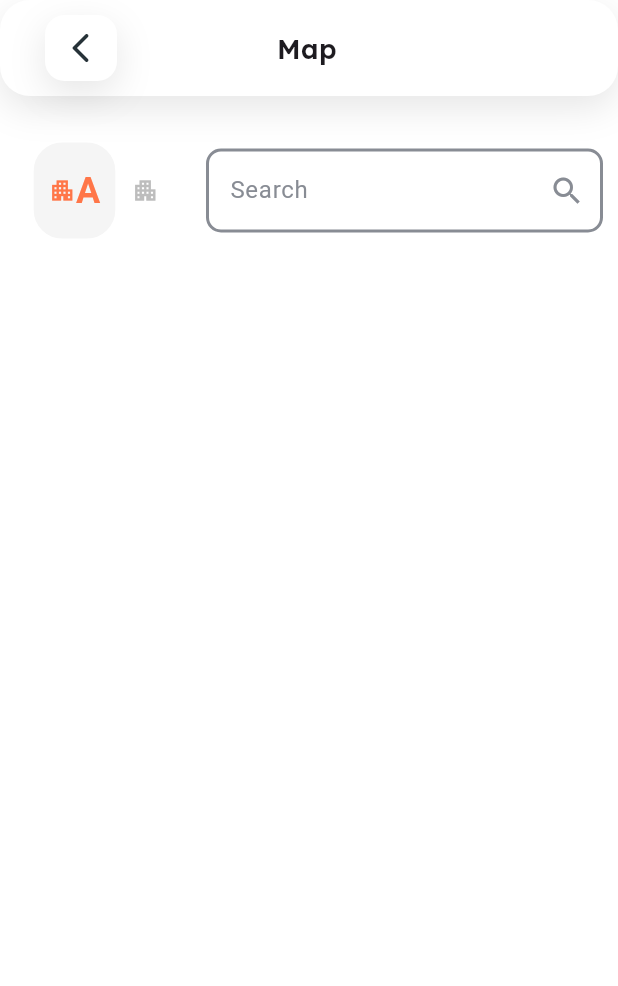
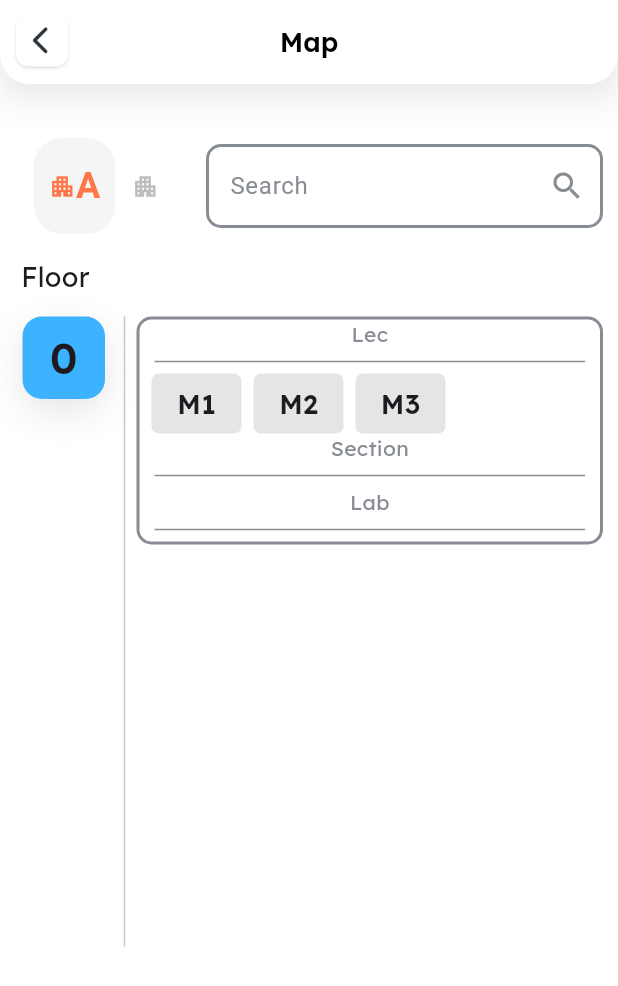
Before and after one commit to kyrolles/AIET_APP_Phase1, a Flutter app: the screen it shows after launch, on a phone screen of 412 x 824 dp. Shown: the top 986 px of the screen. Run offline on Flutter 3.47's test engine with Material 3 defaults, Android fonts, the phone set to English and light mode, and no system bars; drawn by our look-alikes of google_nav_bar; our stand-ins replace flutter_svg; project files that could hold a hidden picture were left out.

Commit message:
working on the map screen

```diff
--- /dev/null
+++ b/lib/components/building_a.dart
@@ -0,0 +1,148 @@
+import 'package:flutter/material.dart';
+import 'package:graduation_project/constants.dart';
+
+class BuildingA extends StatelessWidget {
+  const BuildingA({
+    super.key,
+  });
+
+  @override
+  Widget build(BuildContext context) {
+    return Column(
+      children: [
+        Row(
+          crossAxisAlignment: CrossAxisAlignment.start,
+          children: [
+            //the blue contianer
+            Container(
+              margin: const EdgeInsets.only(left: 15, right: 5),
+              height: 55,
+              width: 55,
+              decoration: BoxDecoration(
+                boxShadow: kShadow,
+                color: kPrimary,
+                borderRadius: BorderRadius.circular(13.0),
+              ),
+              child: const Center(
+                  child: Text(
+                '0',
+                style: kTextStyleNumber,
+              )),
+            ),
+            const SizedBox(
+              height: 420,
+              child: VerticalDivider(),
+            ),
+            //The big container with all the lec & sec & lab
+            Expanded(
+              child: Container(
+                margin: const EdgeInsets.only(right: 10),
+                decoration: BoxDecoration(
+                  color: Colors.white, // Background color of the container
+                  border: Border.all(
+                    color: kGrey, // Border color
+                    width: 2.0, // Border width
+                  ),
+                  borderRadius:
+                      BorderRadius.circular(10), // Optional: Rounded corners
+                ),
+                child: Column(
+                  children: [
+                    Text(
+                      'Lec',
+                      style: TextStyle(
+                        fontFamily: 'Lexend',
+                        // fontWeight: FontWeight.w600,
+                        fontSize: 14,
+                        color: kGrey,
+                      ),
+                    ),
+                    Divider(
+                      indent: 10,
+                      endIndent: 10,
+                      color: kGrey,
+                    ),
+                    Row(
+                      children: [
+                        Container(
+                          decoration: BoxDecoration(
+                              color: kMapColor,
+                              borderRadius: BorderRadius.circular(5)),
+                          margin: const EdgeInsets.only(left: 8),
+                          height: 40,
+                          width: 60,
+                          child: const Center(
+                            child: Text(
+                              'M1',
+                              style: kTextStyleBold,
+                            ),
+                          ),
+                        ),
+                        Container(
+                          decoration: BoxDecoration(
+                              color: kMapColor,
+                              borderRadius: BorderRadius.circular(5)),
+                          margin: const EdgeInsets.only(left: 8),
+                          height: 40,
+                          width: 60,
+                          child: const Center(
+                            child: Text(
+                              'M2',
+                              style: kTextStyleBold,
+                            ),
+                          ),
+                        ),
+                        Container(
+                          decoration: BoxDecoration(
+                              color: kMapColor,
+                              borderRadius: BorderRadius.circular(5)),
+                          margin: const EdgeInsets.only(left: 8),
+                          height: 40,
+                          width: 60,
+                          child: const Center(
+                            child: Text(
+                              'M3',
+                              style: kTextStyleBold,
+                            ),
+                          ),
+                        ),
+                      ],
+                    ),
+                    Text(
+                      'Section',
+                      style: TextStyle(
+                        fontFamily: 'Lexend',
+                        // fontWeight: FontWeight.w600,
+                        fontSize: 14,
+                        color: kGrey,
+                      ),
+                    ),
+                    Divider(
+                      indent: 10,
+                      endIndent: 10,
+                      color: kGrey,
+                    ),
+                    Text(
+                      'Lab',
+                      style: TextStyle(
+                        fontFamily: 'Lexend',
+                        // fontWeight: FontWeight.w600,
+                        fontSize: 14,
+                        color: kGrey,
+                      ),
+                    ),
+                    Divider(
+                      indent: 10,
+                      endIndent: 10,
+                      color: kGrey,
+                    ),
+                  ],
+                ),
+              ),
+            )
+          ],
+        ),
+      ],
+    );
+  }
+}
--- /dev/null
+++ b/lib/components/building_b.dart
@@ -0,0 +1,16 @@
+import 'package:flutter/material.dart';
+
+class BuildingB extends StatelessWidget {
+  const BuildingB({
+    super.key,
+  });
+
+  @override
+  Widget build(BuildContext context) {
+    return Container(
+      height: 50,
+      color: Colors.red,
+      child: const Text('Building B'),
+    );
+  }
+}
--- /dev/null
+++ b/lib/components/building_selection.dart
@@ -0,0 +1,40 @@
+import 'package:flutter/material.dart';
+import 'package:google_nav_bar/google_nav_bar.dart';
+
+class BuildingSelection extends StatelessWidget {
+  final void Function(int)? onTabChange;
+  const BuildingSelection({super.key, required this.onTabChange});
+
+  @override
+  Widget build(BuildContext context) {
+    return GNav(
+      padding: const EdgeInsets.symmetric(horizontal: 10.0, vertical: 15.0),
+      iconSize: 18,
+      color: Colors.grey[400], // unselected icon color
+      activeColor: const Color(0XFFFF7648), // selected icon and text color
+      tabActiveBorder: Border.all(color: Colors.white),
+      tabBackgroundColor: Colors.grey.shade100,
+      mainAxisAlignment: MainAxisAlignment.center,
+      tabBorderRadius: 20,
+      onTabChange: (value) => onTabChange!(value),
+      tabs: const [
+        GButton(
+          icon: Icons.apartment,
+          text: 'A',
+          textStyle: TextStyle(
+              fontWeight: FontWeight.bold,
+              fontSize: 24,
+              color: Color(0XFFFF7648)),
+        ),
+        GButton(
+          icon: Icons.apartment,
+          text: 'B',
+          textStyle: TextStyle(
+              fontWeight: FontWeight.bold,
+              fontSize: 24,
+              color: Color(0XFFFF7648)),
+        )
+      ],
+    );
+  }
+}
--- /dev/null
+++ b/lib/components/my_app_bar.dart
@@ -0,0 +1,25 @@
+import 'package:flutter/material.dart';
+
+class MyAppBar extends StatelessWidget {
+  const MyAppBar({
+    super.key,
+    required this.title,
+  });
+
+  final String title;
+  @override
+  Widget build(BuildContext context) {
+    return AppBar(
+      leading: IconButton(
+        onPressed: () {},
+        icon: const Image(
+          image: AssetImage('assets/images/Back Button.png'),
+          fit: BoxFit.contain, // Ensure the image fits without distortion
+        ),
+      ),
+      title: Text(
+        title,
+      ),
+    );
+  }
+}
--- /dev/null
+++ b/lib/components/search_bar.dart
@@ -0,0 +1,22 @@
+import 'package:flutter/material.dart';
+import 'package:graduation_project/constants.dart';
+
+class MySearchBar extends StatelessWidget {
+  const MySearchBar({
+    super.key,
+  });
+
+  @override
+  Widget build(BuildContext context) {
+    return Container(
+      padding: const EdgeInsets.only(right: 10.0),
+      child: TextField(
+        style: const TextStyle(
+          color: Colors.black,
+        ),
+        decoration: kTextFeildInputDecoration,
+        onChanged: (value) {},
+      ),
+    );
+  }
+}
--- a/lib/components/title_bar.dart
+++ b/lib/components/title_bar.dart
@@ -20,7 +20,7 @@ class TitleBar extends StatelessWidget {
       decoration: BoxDecoration(
         borderRadius: BorderRadius.circular(20.0),
         boxShadow: kShadow,
-        color: Colors.white,
+        color: Colors.blue,
       ),
       child: Row(
         // mainAxisSize: MainAxisSize.max,
--- a/lib/constants.dart
+++ b/lib/constants.dart
@@ -1,6 +1,26 @@
 import 'package:flutter/material.dart';
 
 Color kPrimary = const Color(0XFF3DB2FF);
+Color kGrey = const Color(0XFF888C94);
+Color kMapColor = const Color(0XFFE5E5E5);
+
+const kTextStyleBold = TextStyle(
+  fontFamily: 'Lexend',
+  fontWeight: FontWeight.w600,
+  fontSize: 18,
+);
+
+const kTextStyleNormal = TextStyle(
+  fontFamily: 'Lexend',
+  // fontWeight: FontWeight.w600,
+  fontSize: 18,
+);
+
+const kTextStyleNumber = TextStyle(
+  fontFamily: 'Lexend',
+  fontWeight: FontWeight.w600,
+  fontSize: 28,
+);
 
 const kShadow = [
   //this boxShadow handle the shadow around the button on the left
@@ -11,16 +31,29 @@ const kShadow = [
   )
 ];
 
-const kTextFeildInputDecoration = InputDecoration(
-  fillColor: Color(0XFFE4F4FF), //background color
+var kTextFeildInputDecoration = InputDecoration(
+  enabledBorder: OutlineInputBorder(
+    //border color
+    borderSide: const BorderSide(color: Color(0XFF888C94), width: 2),
+    borderRadius: BorderRadius.circular(10),
+  ),
+  focusedBorder: OutlineInputBorder(
+    //border color when search is pressed
+    borderSide: const BorderSide(
+      color: Color(0XFF888C94),
+      width: 2,
+    ),
+    borderRadius: BorderRadius.circular(10),
+  ),
+  fillColor: Colors.white, //background color
   filled: true,
-  suffixIcon: Icon(Icons.search),
-  suffixIconColor: Color(0XFF888C94), //icon color
+  suffixIcon: const Icon(Icons.search),
+  suffixIconColor: const Color(0XFF888C94), //icon color
   hintText: 'Search',
-  hintStyle: TextStyle(
+  hintStyle: const TextStyle(
     color: Color(0XFF888C94), // text color in the textfield
   ),
-  border: OutlineInputBorder(
+  border: const OutlineInputBorder(
     borderRadius: BorderRadius.all(
       Radius.circular(10.0),
     ),
--- a/lib/main.dart
+++ b/lib/main.dart
@@ -1,4 +1,5 @@
 import 'package:flutter/material.dart';
+import 'package:graduation_project/screens/home_screen.dart';
 import 'package:graduation_project/screens/map_screen.dart';
 // import 'package:graduation_project/screens/splash_screen.dart';
 
@@ -13,7 +14,24 @@ class AIET extends StatelessWidget {
   Widget build(BuildContext context) {
     return MaterialApp(
       theme: ThemeData(
-        scaffoldBackgroundColor: Colors.white,
+        scaffoldBackgroundColor: Colors.white, //screen color
+        //////////// AppBarTheme() //////////////////////////////////////////////////////
+        appBarTheme: const AppBarTheme(
+          backgroundColor: Colors.white, //appbar color
+          centerTitle: true,
+          titleTextStyle: TextStyle(
+            fontFamily: 'Lexend',
+            fontWeight: FontWeight.w600,
+            fontSize: 18,
+            color: Colors.black,
+          ),
+          shape: RoundedRectangleBorder(
+            borderRadius: BorderRadius.only(
+              bottomLeft: Radius.circular(20.0),
+              bottomRight: Radius.circular(20.0),
+            ),
+          ),
+        ),
       ),
       debugShowCheckedModeBanner: false,
       home: const MapScreen(),
--- a/lib/screens/map_screen.dart
+++ b/lib/screens/map_screen.dart
@@ -1,6 +1,10 @@
 import 'package:flutter/material.dart';
-import 'package:google_nav_bar/google_nav_bar.dart';
-import 'package:graduation_project/components/title_bar.dart';
+import 'package:graduation_project/components/building_b.dart';
+import 'package:graduation_project/components/building_a.dart';
+import 'package:graduation_project/components/building_selection.dart';
+import 'package:graduation_project/components/my_app_bar.dart';
+import 'package:graduation_project/components/search_bar.dart';
+import 'package:graduation_project/constants.dart';
 
 class MapScreen extends StatefulWidget {
   const MapScreen({super.key});
@@ -10,99 +14,58 @@ class MapScreen extends StatefulWidget {
 }
 
 class _MapScreenState extends State<MapScreen> {
-  void Function(int)? onTabChange;
+  int _selectedindex = 0;
+
+//this method will update our selected index
+//when the user taps on the bottom bar
+  void navigateBottomBar(int index) {
+    setState(() {
+      _selectedindex = index;
+    });
+  }
+
+//Building pages to display
+  final List<Widget> _widgetOptions = const [BuildingA(), BuildingB()];
+
   @override
   Widget build(BuildContext context) {
     return Scaffold(
+      appBar: const PreferredSize(
+        preferredSize:
+            Size.fromHeight(kToolbarHeight), // Standard AppBar height
+        child: DecoratedBox(
+          decoration: BoxDecoration(boxShadow: kShadow),
+          child: MyAppBar(title: 'Map'),
+        ),
+      ),
+      //////////////////////////////////////////////////////////////////////////
       body: SafeArea(
         child: ListView(
           children: [
-            const TitleBar(
-              title: 'Map',
-              rightSpace: 5,
-              leftSpace: 3,
+            const SizedBox(
+              height: 35,
             ),
             Row(
               children: [
                 Expanded(
                   flex: 1,
-                  child: GNav(
-                    padding: const EdgeInsets.symmetric(
-                        horizontal: 10.0, vertical: 15.0),
-                    iconSize: 18,
-                    color: Colors.grey[400], // unselected icon color
-                    activeColor:
-                        const Color(0XFFFF7648), // selected icon and text color
-                    tabActiveBorder: Border.all(color: Colors.white),
-                    tabBackgroundColor: Colors.grey.shade100,
-                    mainAxisAlignment: MainAxisAlignment.center,
-                    tabBorderRadius: 20,
-                    // onTabChange: (value) {},
-                    tabs: const [
-                      GButton(
-                        icon: Icons.apartment,
-                        text: 'A',
-                        textStyle: TextStyle(
-                            fontWeight: FontWeight.bold,
-                            fontSize: 24,
-                            color: Color(0XFFFF7648)),
-                      ),
-                      GButton(
-                        icon: Icons.apartment,
-                        text: 'B',
-                        textStyle: TextStyle(
-                            fontWeight: FontWeight.bold,
-                            fontSize: 24,
-                            color: Color(0XFFFF7648)),
-                      )
-                    ],
+                  child: BuildingSelection(
+                    onTabChange: (index) => navigateBottomBar(index),
                   ),
                 ),
-                Expanded(
-                  flex: 2,
-                  child: Container(
-                    padding: const EdgeInsets.only(right: 10.0),
-                    child: TextField(
-                      style: const TextStyle(
-                        color: Colors.black,
-                      ),
-                      decoration: InputDecoration(
-                        enabledBorder: OutlineInputBorder(
-                          //border color
-                          borderSide: const BorderSide(
-                              color: Color(0XFF888C94), width: 2),
-                          borderRadius: BorderRadius.circular(10),
-                        ),
-                        focusedBorder: OutlineInputBorder(
-                          //border color when search is pressed
-                          borderSide: const BorderSide(
-                            color: Color(0XFF888C94),
-                            width: 2,
-                          ),
-                          borderRadius: BorderRadius.circular(10),
-                        ),
-                        fillColor: Colors.white, //background color
-                        filled: true,
-                        suffixIcon: const Icon(Icons.search),
-                        suffixIconColor: const Color(0XFF888C94), //icon color
-                        hintText: 'Search',
-                        hintStyle: const TextStyle(
-                          color:
-                              Color(0XFF888C94), // text color in the textfield
-                        ),
-                        border: const OutlineInputBorder(
-                          borderRadius: BorderRadius.all(
-                            Radius.circular(10.0),
-                          ),
-                          borderSide: BorderSide.none,
-                        ),
-                      ),
-                      onChanged: (value) {},
-                    ),
-                  ),
-                ),
+                const Expanded(flex: 2, child: MySearchBar()),
               ],
             ),
+            const Padding(
+              padding: EdgeInsets.all(14.0),
+              child: Text(
+                'Floor',
+                style: kTextStyleNormal,
+              ),
+            ),
+            Center(
+              child: _widgetOptions.elementAt(_selectedindex),
+            )
           ],
         ),
       ),
```
Also changed, not shown: assets/images/Back Button.png (added).
